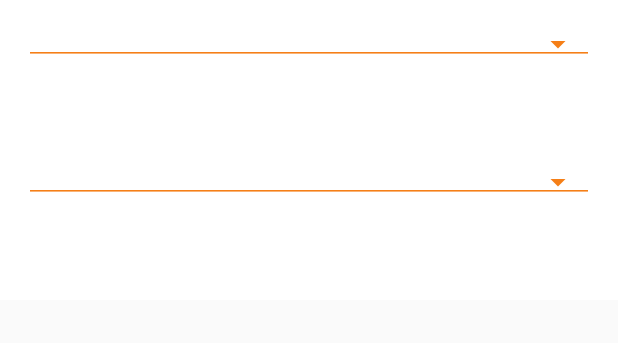
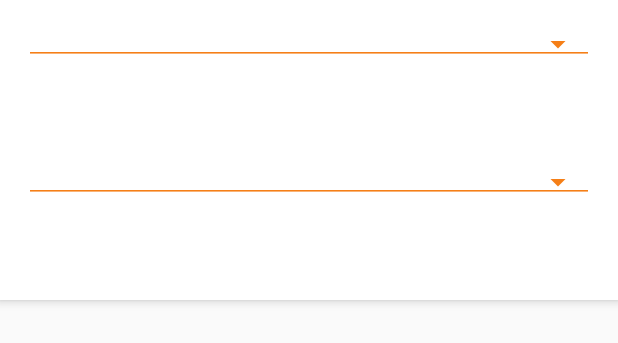
Before and after one commit to dan-0/MarcTrainTracker, an Android app: the layout fragment_status_coordinator.xml on its own in the app's theme, with its tools: preview values and no code run, on a phone screen of 412 x 824 dp. Shown: the top 343 px of the screen. Run offline under Robolectric (Android 15) with nearby library versions, the phone set to English and light mode, and no system bars.

Commit message:
Closes #3, #9, supports #6. Fixed some of the UI issues, standardized cards, removed rounded corners, fixed coordinator layout elevation issue. Fixed progress bar implementation in fragment views. Fixed orientation change issues.

```diff
--- a/app/src/main/AndroidManifest.xml
+++ b/app/src/main/AndroidManifest.xml
@@ -15,6 +15,7 @@
         <activity
             android:name="com.idleoffice.marctrain.ui.main.MainActivity"
             android:label="@string/app_name"
+            android:configChanges="orientation|screenSize"
             android:theme="@style/AppTheme">
             <intent-filter>
                 <action android:name="android.intent.action.MAIN" />
--- /dev/null
+++ b/app/src/main/res/animator/toolbar_dropshadow.xml
@@ -0,0 +1,9 @@
+<?xml version="1.0" encoding="utf-8"?>
+<selector xmlns:android="http://schemas.android.com/apk/res/android">
+    <item>
+        <objectAnimator android:propertyName="elevation"
+            android:valueTo="@dimen/elevation_app_bar"
+            android:valueType="floatType"
+            android:duration="1"/>
+    </item>
+</selector>
--- a/app/src/main/res/layout/fragment_status_coordinator.xml
+++ b/app/src/main/res/layout/fragment_status_coordinator.xml
@@ -17,11 +17,12 @@
             android:layout_width="match_parent"
             android:layout_height="wrap_content"
             style="@style/mt.traininfo.appbar"
+            android:stateListAnimator="@animator/toolbar_dropshadow"
             android:fitsSystemWindows="true">
             <android.support.design.widget.CollapsingToolbarLayout
                 android:id="@+id/statusCollapsing"
                 android:layout_width="match_parent"
-                android:layout_height="200dp"
+                android:layout_height="@dimen/collapsing_toolbar_height"
                 android:fitsSystemWindows="true"
                 style="@style/mt.collapsingtoolbarlayout"
                 app:layout_scrollFlags="scroll|exitUntilCollapsed"
@@ -38,6 +39,7 @@
                     android:minHeight="?android:attr/actionBarSize">
                 </android.support.v7.widget.Toolbar>
                 <android.support.constraint.ConstraintLayout
+                    android:id="@+id/spinnerLayout"
                     android:layout_width="match_parent"
                     android:layout_height="match_parent"
                     android:layout_marginTop="@dimen/activity_vertical_margin"
@@ -78,15 +80,16 @@
             android:id="@+id/trainStatusList"
             android:layout_width="match_parent"
             android:layout_height="match_parent"
-            android:layout_marginEnd="@dimen/activity_horizontal_margin"
-            android:layout_marginStart="@dimen/activity_horizontal_margin"
-            android:elevation="@dimen/elevation_card"
-            android:scrollbars="vertical"
+            style="@style/mt.recycler.view"
             app:layout_behavior="@string/appbar_scrolling_view_behavior">
         </android.support.v7.widget.RecyclerView>
 
-        <include layout="@layout/progress_bar_frame_layout"
+        <include
+            android:id="@+id/progressBar"
+            layout="@layout/progress_bar_frame_layout"
             android:layout_height="match_parent"
+            android:layout_marginTop="@dimen/collapsing_toolbar_height"
             android:layout_width="match_parent"/>
+
     </android.support.design.widget.CoordinatorLayout>
 </layout>
--- a/app/src/main/res/values/dimens.xml
+++ b/app/src/main/res/values/dimens.xml
@@ -4,6 +4,9 @@
     <dimen name="activity_vertical_margin">16dp</dimen>
     <dimen name="vertical_list_horizontal_padding">24dp</dimen>
     <dimen name="vertical_list_vertical_padding">16dp</dimen>
+    <dimen name="collapsing_toolbar_height">200dp</dimen>
     <dimen name="button_margin">16dp</dimen>
     <dimen name="elevation_card">2dp</dimen>
+    <dimen name="elevation_app_bar">4dp</dimen>
+    <dimen name="padding_card">8dp</dimen>
 </resources>
--- a/app/src/main/res/values/styles.xml
+++ b/app/src/main/res/values/styles.xml
@@ -90,9 +90,24 @@
         <item name="android:textColor">@color/white</item>
         <item name="android:paddingStart">@dimen/activity_horizontal_margin</item>
         <item name="android:paddingEnd">@dimen/activity_vertical_margin</item>
-        <item name="android:paddingTop">8dp</item>
-        <item name="android:paddingBottom">8dp</item>
+        <item name="android:paddingTop">@dimen/padding_card</item>
+        <item name="android:paddingBottom">@dimen/padding_card</item>
         <item name="android:textSize">24sp</item>
         <item name="android:elevation">@dimen/elevation_card</item>
     </style>
+
+    <style name="mt.card" parent="Widget.AppCompat.ListView">
+        <item name="android:elevation">@dimen/elevation_card</item>
+        <item name="android:background">@color/white</item>
+        <item name="android:padding">@dimen/padding_card</item>
+        <item name="android:layout_margin">8dp</item>
+    </style>
+
+    <style name="mt.recycler.view" parent="Widget.AppCompat.ListView">
+        <item name="android:layout_marginEnd">@dimen/activity_horizontal_margin</item>
+        <item name="android:layout_marginStart">@dimen/activity_horizontal_margin</item>
+        <item name="android:elevation">@dimen/elevation_card</item>
+        <item name="android:scrollbars">vertical</item>
+        <item name="android:scrollbarStyle">outsideInset</item>
+    </style>
 </resources>
```
Also changed, not shown: app/src/main/java/com/idleoffice/marctrain/ui/main/MainActivity.kt (+15 -15 lines), app/src/main/java/com/idleoffice/marctrain/ui/main/MainViewModel.kt (+37 -0 lines), app/src/main/res/drawable/rounded_corners.xml (deleted, +0 -12 lines), app/src/main/res/drawable/rounded_corners_primary_dark.xml (deleted, +0 -12 lines), app/src/main/res/drawable/toolbar_dropshadow.xml (deleted, +0 -9 lines), app/src/main/res/layout/fragment_alert.xml (+8 -7 lines), app/src/main/res/layout/recycler_alert_train.xml (+1 -7 lines), app/src/main/res/layout/recycler_status_train.xml (+7 -6 lines).
